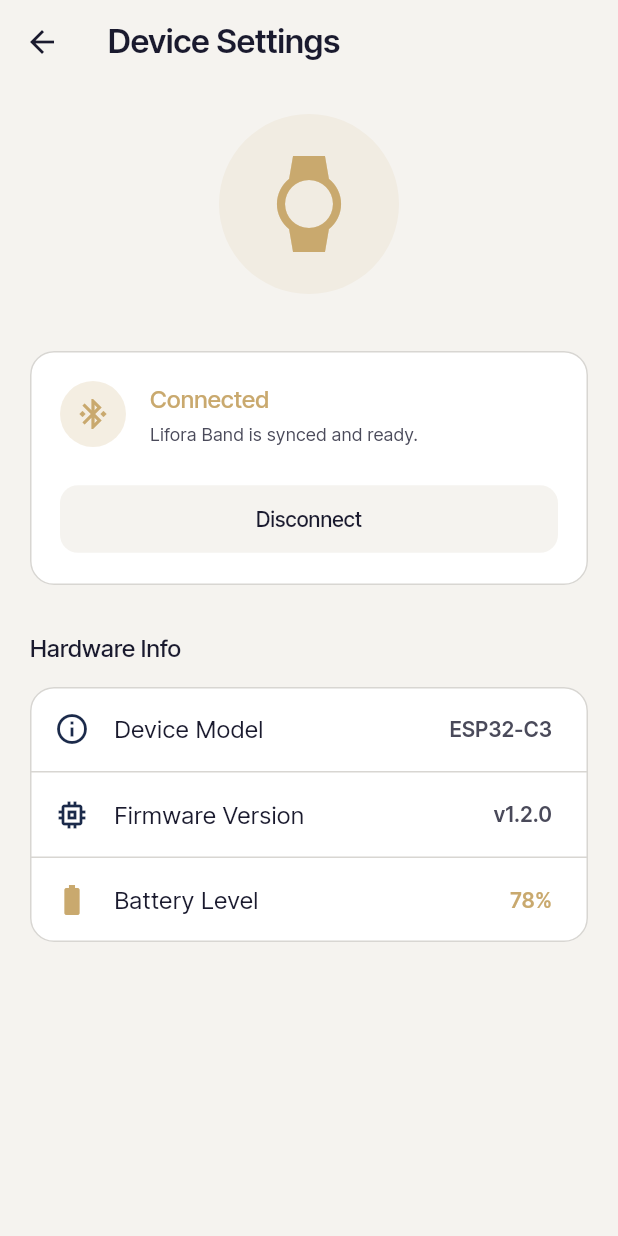
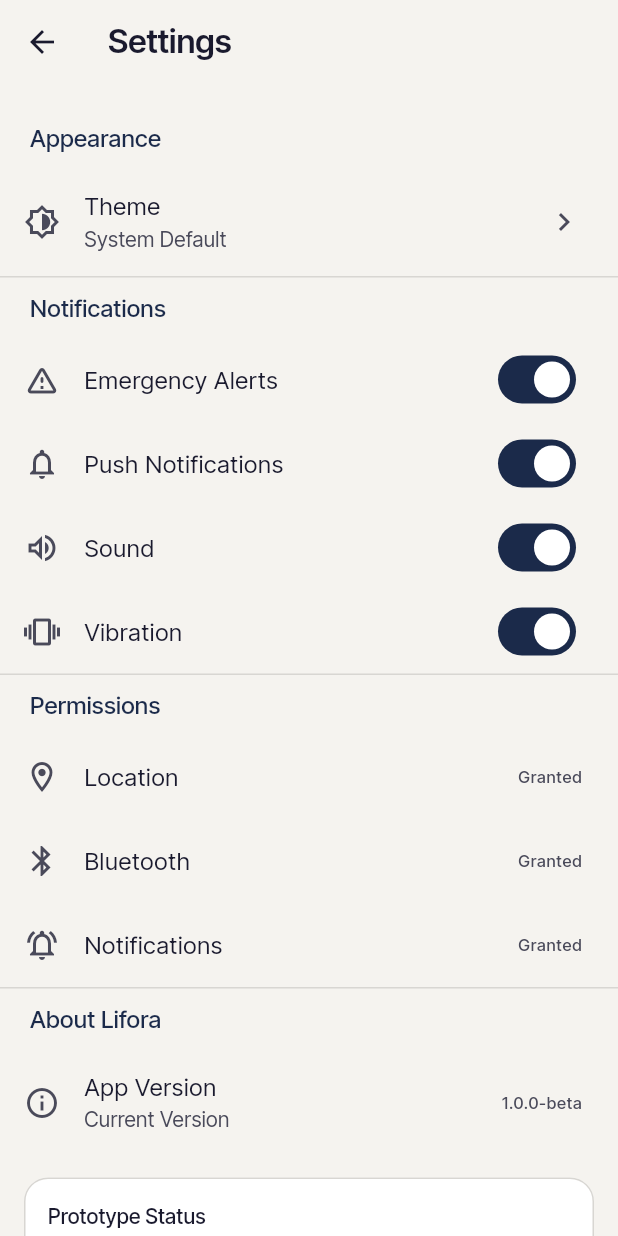
Before and after one commit to prasanna-b007/Lifora, a Flutter app: the screen it shows after launch, after a tap on the "settings" icon, on a phone screen of 412 x 824 dp. Run offline on Flutter 3.47's test engine with Material 3 defaults, Android fonts, the phone set to English and light mode, and no system bars; our stand-ins replace flutter_blue_plus, google_fonts, shared_preferences.

Commit message:
feat: UX improvements and app settings
- Made Lifora Band card tappable and created LiforaBandScreen
- Created AppSettingsScreen with Appearance, Notifications, and Permissions
- Added shared_preferences for Theme state persistence
- Replaced device settings route with lifora-band
- Removed 'Built For' from About Lifora section

```diff
--- a/lib/app/app.dart
+++ b/lib/app/app.dart
@@ -1,5 +1,7 @@
 import 'package:flutter/material.dart';
+import 'package:provider/provider.dart';
 
+import '../presentation/providers/app_settings_provider.dart';
 import 'routes.dart';
 import 'theme/app_theme.dart';
 
@@ -12,6 +14,8 @@
 
   @override
   Widget build(BuildContext context) {
+    return Consumer<AppSettingsProvider>(
+      builder: (context, settings, child) {
         return MaterialApp(
           debugShowCheckedModeBanner: false,
           title: 'Lifora',
@@ -19,11 +23,13 @@
           // ── Theme ─────────────────────────────────────────────────────
           theme: AppTheme.light,
           darkTheme: AppTheme.dark,
-      themeMode: ThemeMode.system,
+          themeMode: settings.themeMode,
 
           // ── Navigation ────────────────────────────────────────────────
           initialRoute: AppRoutes.home,
           onGenerateRoute: onGenerateRoute,
         );
+      },
+    );
   }
 }
--- a/lib/app/routes.dart
+++ b/lib/app/routes.dart
@@ -5,7 +5,8 @@
 import '../presentation/screens/contacts/contacts_screen.dart';
 import '../presentation/screens/alert_history/alert_history_screen.dart';
 import '../presentation/screens/alert_history/alert_detail_screen.dart';
-import '../presentation/screens/device_settings/device_settings_screen.dart';
+import '../presentation/screens/device_settings/lifora_band_screen.dart';
+import '../presentation/screens/settings/app_settings_screen.dart';
 
 /// Named route constants for Lifora.
 ///
@@ -19,7 +20,8 @@
   static const String contacts = '/contacts';
   static const String alertHistory = '/alert-history';
   static const String alertDetail = '/alert-detail';
-  static const String deviceSettings = '/device-settings';
+  static const String liforaBand = '/lifora-band';
+  static const String appSettings = '/app-settings';
 }
 
 /// Generates routes from [AppRoutes] constants.
@@ -59,9 +61,15 @@
         settings: settings,
       );
 
-    case AppRoutes.deviceSettings:
+    case AppRoutes.liforaBand:
       return MaterialPageRoute(
-        builder: (_) => const DeviceSettingsScreen(),
+        builder: (_) => const LiforaBandScreen(),
+        settings: settings,
+      );
+
+    case AppRoutes.appSettings:
+      return MaterialPageRoute(
+        builder: (_) => const AppSettingsScreen(),
         settings: settings,
       );
 
--- a/lib/main.dart
+++ b/lib/main.dart
@@ -1,5 +1,6 @@
 import 'package:flutter/material.dart';
 import 'package:provider/provider.dart';
+import 'package:shared_preferences/shared_preferences.dart';
 
 import 'app/app.dart';
 import 'data/repositories/mock_alert_repository.dart';
@@ -15,6 +16,7 @@
 import 'presentation/providers/alert_history_provider.dart';
 import 'presentation/providers/device_settings_provider.dart';
 import 'presentation/providers/live_alert_provider.dart';
+import 'presentation/providers/app_settings_provider.dart';
 
 /// Lifora — Smart Wearable Emergency Communication System
 ///
@@ -23,10 +25,18 @@
 /// - DeviceConnectionService uses MockDeviceConnectionService
 ///   (swap to BleDeviceConnectionService when hardware is ready).
 /// - No login/signup — app opens straight into HomeScreen.
-void main() {
+void main() async {
+  WidgetsFlutterBinding.ensureInitialized();
+  final prefs = await SharedPreferences.getInstance();
+
   runApp(
     MultiProvider(
       providers: [
+        // ── App Settings ─────────────────────────────────────────
+        ChangeNotifierProvider<AppSettingsProvider>(
+          create: (_) => AppSettingsProvider(prefs),
+        ),
+
         // ── Device Connection Service ────────────────────────────
         // Swap MockDeviceConnectionService → BleDeviceConnectionService
         // when the ESP32-C3 hardware is ready. No other code changes needed.
--- /dev/null
+++ b/lib/presentation/providers/app_settings_provider.dart
@@ -0,0 +1,75 @@
+import 'package:flutter/material.dart';
+import 'package:shared_preferences/shared_preferences.dart';
+
+/// Manages application-wide settings such as Theme and Notifications.
+class AppSettingsProvider extends ChangeNotifier {
+  AppSettingsProvider(this._prefs) {
+    _loadSettings();
+  }
+
+  final SharedPreferences _prefs;
+
+  // Theme settings
+  ThemeMode _themeMode = ThemeMode.system;
+  ThemeMode get themeMode => _themeMode;
+
+  // Notification settings (local mock state)
+  bool _emergencyAlerts = true;
+  bool get emergencyAlerts => _emergencyAlerts;
+
+  bool _pushNotifications = true;
+  bool get pushNotifications => _pushNotifications;
+
+  bool _sound = true;
+  bool get sound => _sound;
+
+  bool _vibration = true;
+  bool get vibration => _vibration;
+
+  void _loadSettings() {
+    final themeIndex = _prefs.getInt('themeMode');
+    if (themeIndex != null && themeIndex >= 0 && themeIndex < ThemeMode.values.length) {
+      _themeMode = ThemeMode.values[themeIndex];
+    }
+    _emergencyAlerts = _prefs.getBool('emergencyAlerts') ?? true;
+    _pushNotifications = _prefs.getBool('pushNotifications') ?? true;
+    _sound = _prefs.getBool('sound') ?? true;
+    _vibration = _prefs.getBool('vibration') ?? true;
+    notifyListeners();
+  }
+
+  Future<void> setThemeMode(ThemeMode mode) async {
+    if (_themeMode == mode) return;
+    _themeMode = mode;
+    await _prefs.setInt('themeMode', mode.index);
+    notifyListeners();
+  }
+
+  Future<void> setEmergencyAlerts(bool value) async {
+    if (_emergencyAlerts == value) return;
+    _emergencyAlerts = value;
+    await _prefs.setBool('emergencyAlerts', value);
+    notifyListeners();
+  }
+
+  Future<void> setPushNotifications(bool value) async {
+    if (_pushNotifications == value) return;
+    _pushNotifications = value;
+    await _prefs.setBool('pushNotifications', value);
+    notifyListeners();
+  }
+
+  Future<void> setSound(bool value) async {
+    if (_sound == value) return;
+    _sound = value;
+    await _prefs.setBool('sound', value);
+    notifyListeners();
+  }
+
+  Future<void> setVibration(bool value) async {
+    if (_vibration == value) return;
+    _vibration = value;
+    await _prefs.setBool('vibration', value);
+    notifyListeners();
+  }
+}
--- a/lib/presentation/screens/home/home_screen.dart
+++ b/lib/presentation/screens/home/home_screen.dart
@@ -31,9 +31,9 @@
         actions: [
           IconButton(
             icon: const Icon(Icons.settings_outlined),
-            tooltip: 'Device Settings',
+            tooltip: 'App Settings',
             onPressed: () =>
-                Navigator.pushNamed(context, AppRoutes.deviceSettings),
+                Navigator.pushNamed(context, AppRoutes.appSettings),
           ),
         ],
       ),
@@ -58,7 +58,10 @@
               const SizedBox(height: 20),
 
               // ── Device Status Card ──────────────────────────────
-              _DeviceStatusCard(device: homeProvider.device),
+              GestureDetector(
+                onTap: () => Navigator.pushNamed(context, AppRoutes.liforaBand),
+                child: _DeviceStatusCard(device: homeProvider.device),
+              ),
               const SizedBox(height: 28),
 
               // ── SOS Trigger Section ─────────────────────────────
--- /dev/null
+++ b/lib/presentation/screens/settings/app_settings_screen.dart
@@ -0,0 +1,208 @@
+import 'package:flutter/material.dart';
+import 'package:provider/provider.dart';
+import 'package:lifora/presentation/providers/app_settings_provider.dart';
+
+/// Screen for application-wide settings (Appearance, Notifications, Permissions, About).
+class AppSettingsScreen extends StatelessWidget {
+  const AppSettingsScreen({super.key});
+
+  @override
+  Widget build(BuildContext context) {
+    final theme = Theme.of(context);
+    final provider = context.watch<AppSettingsProvider>();
+
+    return Scaffold(
+      appBar: AppBar(
+        title: const Text('Settings'),
+      ),
+      body: SingleChildScrollView(
+        child: Column(
+          crossAxisAlignment: CrossAxisAlignment.start,
+          children: [
+            const SizedBox(height: 16),
+
+            // Appearance
+            Padding(
+              padding: const EdgeInsets.symmetric(horizontal: 20, vertical: 8),
+              child: Text(
+                'Appearance',
+                style: theme.textTheme.titleMedium?.copyWith(
+                  color: theme.colorScheme.primary,
+                ),
+              ),
+            ),
+            ListTile(
+              leading: const Icon(Icons.brightness_6_outlined),
+              title: const Text('Theme'),
+              subtitle: Text(_themeModeName(provider.themeMode)),
+              trailing: const Icon(Icons.chevron_right),
+              onTap: () => _showThemeDialog(context, provider),
+            ),
+            const Divider(),
+
+            // Notifications
+            Padding(
+              padding: const EdgeInsets.symmetric(horizontal: 20, vertical: 8),
+              child: Text(
+                'Notifications',
+                style: theme.textTheme.titleMedium?.copyWith(
+                  color: theme.colorScheme.primary,
+                ),
+              ),
+            ),
+            SwitchListTile(
+              secondary: const Icon(Icons.warning_amber_rounded),
+              title: const Text('Emergency Alerts'),
+              value: provider.emergencyAlerts,
+              onChanged: provider.setEmergencyAlerts,
+            ),
+            SwitchListTile(
+              secondary: const Icon(Icons.notifications_outlined),
+              title: const Text('Push Notifications'),
+              value: provider.pushNotifications,
+              onChanged: provider.setPushNotifications,
+            ),
+            SwitchListTile(
+              secondary: const Icon(Icons.volume_up_outlined),
+              title: const Text('Sound'),
+              value: provider.sound,
+              onChanged: provider.setSound,
+            ),
+            SwitchListTile(
+              secondary: const Icon(Icons.vibration),
+              title: const Text('Vibration'),
+              value: provider.vibration,
+              onChanged: provider.setVibration,
+            ),
+            const Divider(),
+
+            // Permissions
+            Padding(
+              padding: const EdgeInsets.symmetric(horizontal: 20, vertical: 8),
+              child: Text(
+                'Permissions',
+                style: theme.textTheme.titleMedium?.copyWith(
+                  color: theme.colorScheme.primary,
+                ),
+              ),
+            ),
+            const ListTile(
+              leading: Icon(Icons.location_on_outlined),
+              title: Text('Location'),
+              trailing: Text('Granted'),
+            ),
+            const ListTile(
+              leading: Icon(Icons.bluetooth),
+              title: Text('Bluetooth'),
+              trailing: Text('Granted'),
+            ),
+            const ListTile(
+              leading: Icon(Icons.notifications_active_outlined),
+              title: Text('Notifications'),
+              trailing: Text('Granted'),
+            ),
+            const Divider(),
+
+            // About Lifora
+            Padding(
+              padding: const EdgeInsets.symmetric(horizontal: 20, vertical: 8),
+              child: Text(
+                'About Lifora',
+                style: theme.textTheme.titleMedium?.copyWith(
+                  color: theme.colorScheme.primary,
+                ),
+              ),
+            ),
+            const ListTile(
+              leading: Icon(Icons.info_outline),
+              title: Text('App Version'),
+              subtitle: Text('Current Version'),
+              trailing: Text('1.0.0-beta'),
+            ),
+            Padding(
+              padding: const EdgeInsets.symmetric(horizontal: 16, vertical: 8),
+              child: Card(
+                child: Padding(
+                  padding: const EdgeInsets.all(16),
+                  child: Column(
+                    crossAxisAlignment: CrossAxisAlignment.start,
+                    children: [
+                      Text('Prototype Status', style: theme.textTheme.titleSmall),
+                      const SizedBox(height: 8),
+                      _statusRow(theme, true, 'BLE Architecture Ready'),
+                      _statusRow(theme, true, 'UI Complete'),
+                      _statusRow(theme, false, 'Hardware Integration Pending'),
+                      _statusRow(theme, false, 'GSM Pending'),
+                      _statusRow(theme, false, 'Mesh Pending'),
+                    ],
+                  ),
+                ),
+              ),
+            ),
+            const SizedBox(height: 32),
+          ],
+        ),
+      ),
+    );
+  }
+
+  Widget _statusRow(ThemeData theme, bool isComplete, String text) {
+    return Padding(
+      padding: const EdgeInsets.only(bottom: 6),
+      child: Row(
+        children: [
+          Icon(
+            isComplete ? Icons.check_circle : Icons.radio_button_unchecked,
+            size: 16,
+            color: isComplete ? theme.colorScheme.secondary : theme.colorScheme.onSurfaceVariant,
+          ),
+          const SizedBox(width: 8),
+          Text(
+            text,
+            style: theme.textTheme.bodyMedium?.copyWith(
+              color: isComplete ? theme.colorScheme.onSurface : theme.colorScheme.onSurfaceVariant,
+            ),
+          ),
+        ],
+      ),
+    );
+  }
+
+  String _themeModeName(ThemeMode mode) {
+    switch (mode) {
+      case ThemeMode.system:
+        return 'System Default';
+      case ThemeMode.light:
+        return 'Light';
+      case ThemeMode.dark:
+        return 'Dark';
+    }
+  }
+
+  void _showThemeDialog(BuildContext context, AppSettingsProvider provider) {
+    showDialog(
+      context: context,
+      builder: (context) {
+        return AlertDialog(
+          title: const Text('Choose Theme'),
+          content: Column(
+            mainAxisSize: MainAxisSize.min,
+            children: ThemeMode.values.map((mode) {
+              return RadioListTile<ThemeMode>(
+                title: Text(_themeModeName(mode)),
+                value: mode,
+                // ignore: deprecated_member_use
+                groupValue: provider.themeMode,
+                // ignore: deprecated_member_use
+                onChanged: (value) {
+                  if (value != null) provider.setThemeMode(value);
+                  Navigator.pop(context);
+                },
+              );
+            }).toList(),
+          ),
+        );
+      },
+    );
+  }
+}
--- a/pubspec.yaml
+++ b/pubspec.yaml
@@ -19,6 +19,7 @@
   provider: ^6.1.2
   google_fonts: ^6.2.1
   google_maps_flutter: ^2.10.0
+  shared_preferences: ^2.5.5
 
 dev_dependencies:
   flutter_test:
```
Also changed, not shown: lib/presentation/screens/device_settings/lifora_band_screen.dart (renamed from lib/presentation/screens/device_settings/device_settings_screen.dart, +117 -3 lines), pubspec.lock, 2 other files. Lines whose indentation alone changed are shown as unchanged.
